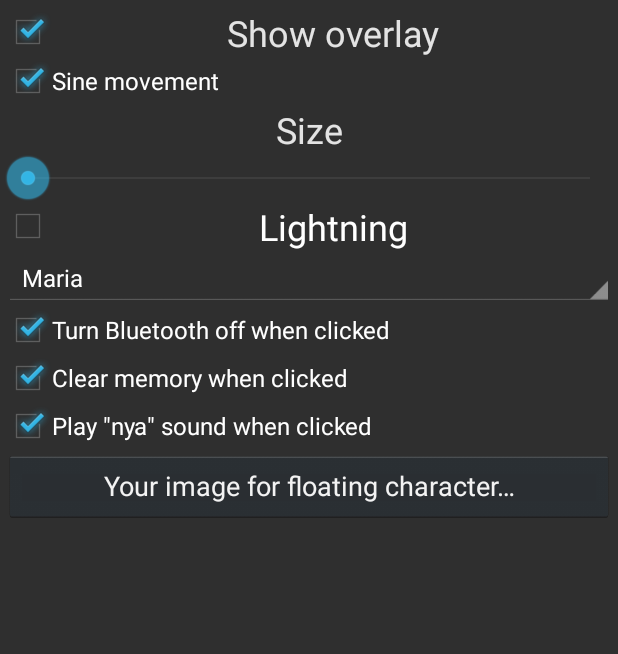
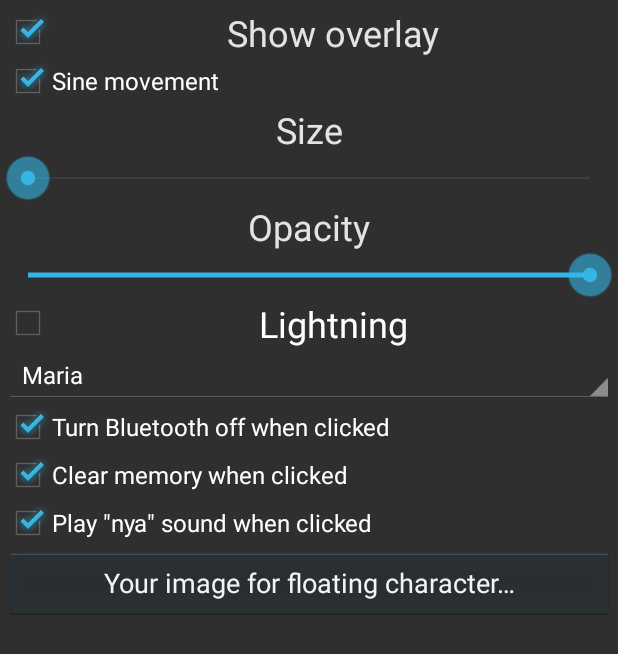
Before and after one commit to AlmiriQ/Arusu, an Android app: the screen it shows after launch (MainActivity), on a phone screen of 412 x 824 dp. Shown: the top 654 px of the screen. Run offline under Robolectric (Android 15) with nearby library versions, the phone set to English and light mode, and no system bars; Roboto replaces fonts that are not available here; 3 statements that could not run were skipped.

Commit message:
Last commit

```diff
--- a/app/src/main/java/usr/almy/arusu/MainActivity.java
+++ b/app/src/main/java/usr/almy/arusu/MainActivity.java
@@ -90,7 +90,7 @@ public class MainActivity extends Activity {
 		SeekBar size = new SeekBar(this);
 		size.setMax(220);
 		size.setOnSeekBarChangeListener(new SeekBar.OnSeekBarChangeListener() {
-			//когда изменяют положение seekbar'а
+			//надо
 			@Override
 			public void onProgressChanged(SeekBar seekBar, int progress, boolean fromUser) {
 
@@ -102,7 +102,7 @@ public class MainActivity extends Activity {
 
 			}
 
-			//надо
+			//когда изменили seekbar
 			@Override
 			public void onStopTrackingTouch(SeekBar seekBar) {
 				int progress = seekBar.getProgress();
@@ -172,9 +172,7 @@ public class MainActivity extends Activity {
 
 				getString(R.string.sm_setting));
 		sm.setChecked(sp.getBoolean("sm", true));
-		sm.setOnCheckedChangeListener((buttonView, isChecked) ->
-
-		{
+		sm.setOnCheckedChangeListener((buttonView, isChecked) -> {
 			Overlay.now.overlay.sin_m = isChecked;
 			SharedPreferences.Editor editor = sp.edit();
 			editor.putBoolean("sm", isChecked);
@@ -229,6 +227,40 @@ public class MainActivity extends Activity {
 		int spos = sp.getInt("char", 0);
 		character.setSelection(spos);
 
+		TextView opacity_t = new TextView(this);
+		opacity_t.setText(getString(R.string.opacity));
+		opacity_t.setTextSize(24);
+		opacity_t.setTypeface(dalsp);
+		opacity_t.setTextColor(0xffe3e3e3);
+		opacity_t.setGravity(Gravity.CENTER);
+		SeekBar opacity = new SeekBar(this);
+		opacity.setMax(70);
+		opacity.setOnSeekBarChangeListener(new SeekBar.OnSeekBarChangeListener() {
+			//надо
+			@Override
+			public void onProgressChanged(SeekBar seekBar, int progress, boolean fromUser) {
+
+			}
+
+			//надо
+			@Override
+			public void onStartTrackingTouch(SeekBar seekBar) {
+
+			}
+
+			//когда изменили seekbar
+			@Override
+			public void onStopTrackingTouch(SeekBar seekBar) {
+				int progress = seekBar.getProgress() + 30 - 1;
+				SharedPreferences.Editor editor = sp.edit();
+				editor.putInt("opacity", progress);
+				editor.apply();
+				Overlay.now.overlay.alpha = progress * 256 / 100;
+			}
+		});
+		int opacity_ = sp.getInt("opacity", 70);
+		opacity.setProgress(opacity_);
+
 		//чтобы ставить свою картинку
 		Button cc = new Button(this);
 		cc.setOnClickListener(v ->
@@ -252,6 +284,8 @@ public class MainActivity extends Activity {
 		main.addView(sm);
 		main.addView(tv);
 		main.addView(size);
+		main.addView(opacity_t);
+		main.addView(opacity);
 		main.addView(light);
 		main.addView(character);
 		main.addView(bto);
--- a/app/src/main/java/usr/almy/arusu/Overlay.java
+++ b/app/src/main/java/usr/almy/arusu/Overlay.java
@@ -74,6 +74,7 @@ class CharView extends SurfaceView implements Runnable {
 	volatile boolean sin_m; //параметр движения по синусу
 	volatile boolean loaded; //флаг загрузки
 	Canvas canvas; //холст
+	int alpha = 255; //прозрачность
 
 	//конструктор
 	@SuppressLint("UseCompatLoadingForDrawables")
@@ -81,6 +82,7 @@ class CharView extends SurfaceView implements Runnable {
 		super(context); //надо
 		gfx = new Thread(this); //граф. поток
 		upd = new UpdateThread(this); //поток обновлений
+
 		sh = getHolder(); //холдер //не знаю почему, но если пытаться получить его после инициализации, то кидает ошибку, поэтому буду получать его здесь
 		ctx = context; //контекст
 		//настройки
@@ -240,6 +242,7 @@ class CharView extends SurfaceView implements Runnable {
 					parent.p = paints[idx++];
 					idx %= 100;
 				} else parent.p = parent.default_paint; //чтобы сбросить эффект
+				parent.p.setAlpha(parent.alpha);
 				et = System.currentTimeMillis();
 			}
 		}
--- a/app/src/main/res/values/strings.xml
+++ b/app/src/main/res/values/strings.xml
@@ -19,4 +19,5 @@
     <string name="overlay_show">Show overlay</string>
     <string name="custom_char">Your image for floating character…</string>
     <string name="sm_setting">Sine movement</string>
+    <string name="opacity">Opacity</string>
 </resources>
```
Also changed, not shown: 1 other file.
